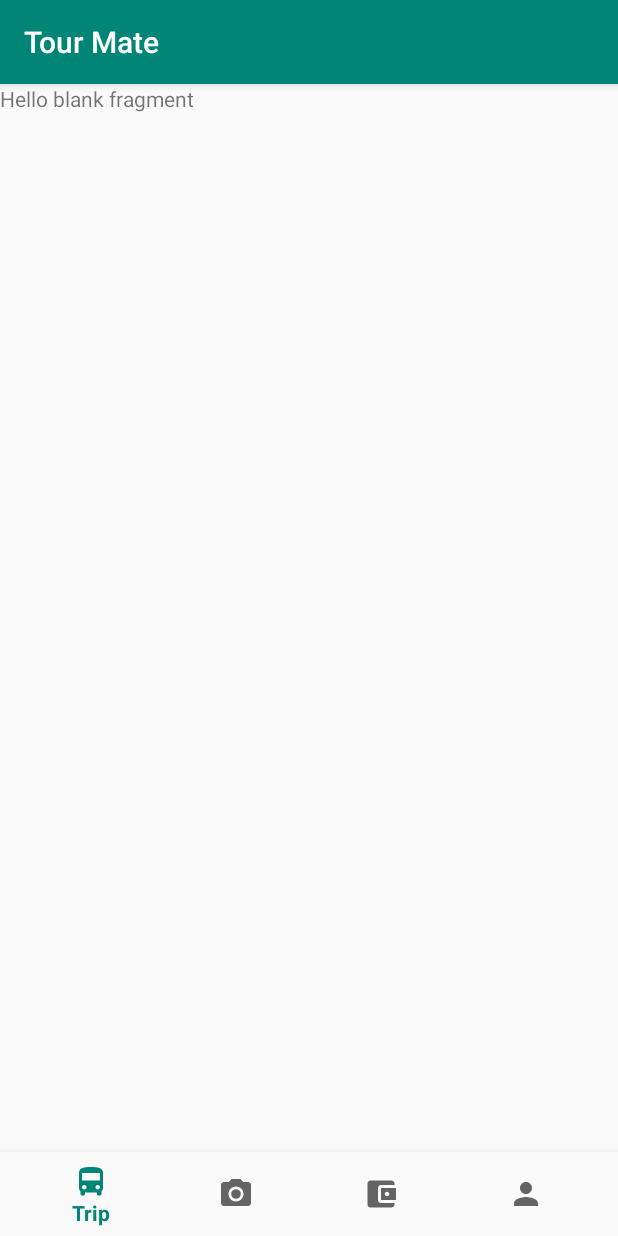
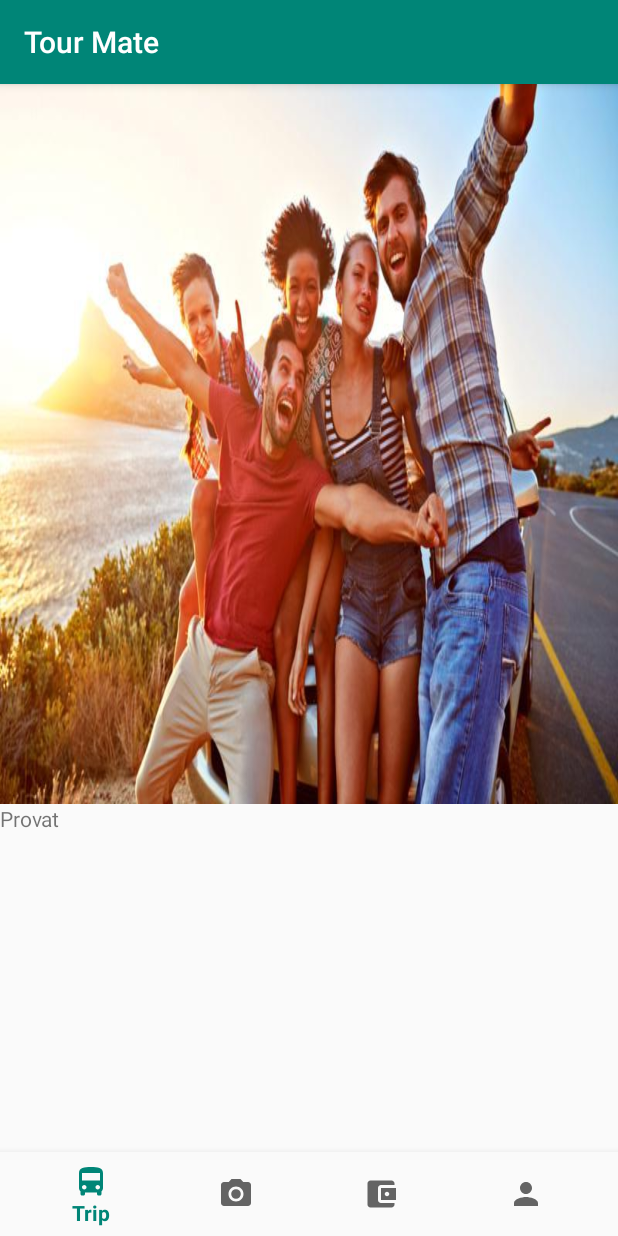
Before and after one commit to ruhulrahman/TourMate, an Android app: the fragment ProfileFragment placed in its activity, on a phone screen of 412 x 824 dp. Run offline under Robolectric (Android 15) with nearby library versions, the phone set to English and light mode, and no system bars.

Commit message:
fragment profile updated design

```diff
--- a/app/src/main/res/layout/fragment_profile.xml
+++ b/app/src/main/res/layout/fragment_profile.xml
@@ -1,14 +1,29 @@
 <?xml version="1.0" encoding="utf-8"?>
-<FrameLayout xmlns:android="http://schemas.android.com/apk/res/android"
+<RelativeLayout xmlns:android="http://schemas.android.com/apk/res/android"
     xmlns:tools="http://schemas.android.com/tools"
     android:layout_width="match_parent"
     android:layout_height="match_parent"
     tools:context=".fragment.ProfileFragment">
+    <FrameLayout
+        android:layout_width="match_parent"
+        android:layout_height="match_parent">
+        <LinearLayout
+            android:orientation="vertical"
+            android:layout_width="match_parent"
+            android:layout_height="wrap_content">
+            <ImageView
+                android:src="@drawable/image"
+                android:scaleType="fitXY"
+                android:layout_width="match_parent"
+                android:layout_height="wrap_content"/>
+            <TextView
+                android:layout_width="match_parent"
+                android:layout_height="wrap_content"
+                android:text="Provat" />
+        </LinearLayout>
+    </FrameLayout>
 
     <!-- TODO: Update blank fragment layout -->
-    <TextView
-        android:layout_width="match_parent"
-        android:layout_height="match_parent"
-        android:text="@string/hello_blank_fragment" />
 
-</FrameLayout>
+
+</RelativeLayout>
```
